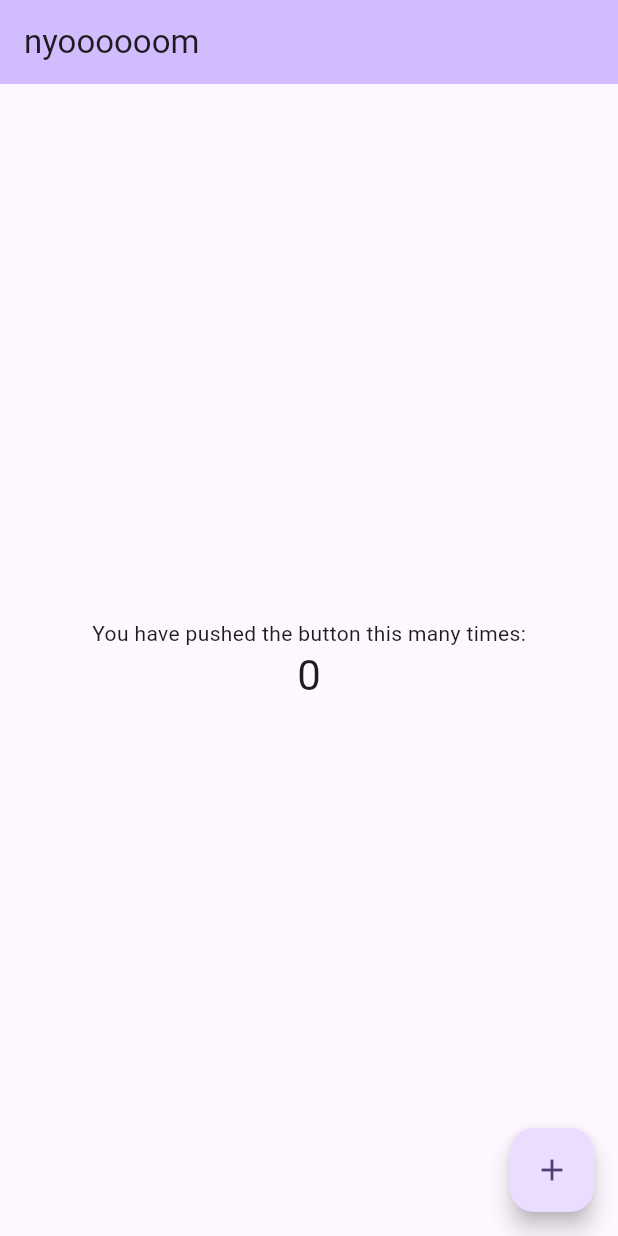
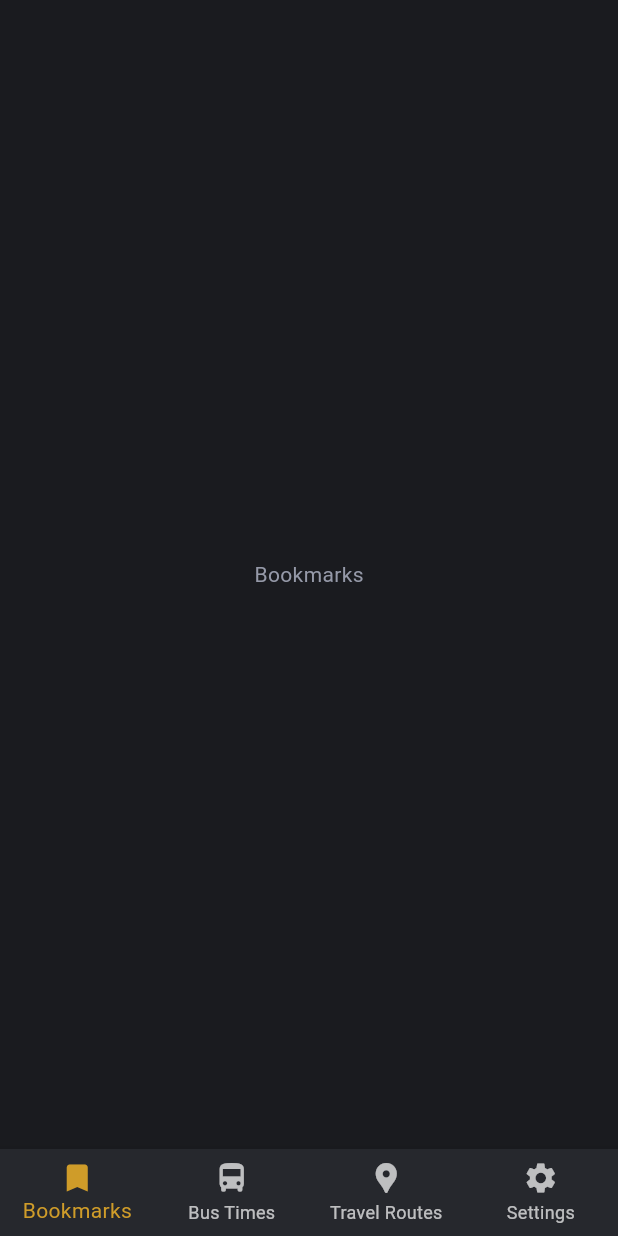
Before and after one commit to bryrybry/nyoom, a Flutter app: the screen it shows after launch, on a phone screen of 412 x 824 dp. Run offline on Flutter 3.47's test engine with Material 3 defaults, Android fonts, the phone set to English and light mode, and no system bars; project files that could hold a hidden picture were left out.

Commit message:
4 main pages & color themes

```diff
--- a/lib/main.dart
+++ b/lib/main.dart
@@ -1,4 +1,9 @@
 import 'package:flutter/material.dart';
+import 'package:nyoom/themes/colors.dart';
+import 'package:nyoom/pages/bookmarks/bookmarks.dart';
+import 'package:nyoom/pages/bus_times/bus_times.dart';
+import 'package:nyoom/pages/travel_routes/travel_routes.dart';
+import 'package:nyoom/pages/settings/settings.dart';
 
 void main() {
   runApp(const MyApp());
@@ -7,116 +12,107 @@ void main() {
 class MyApp extends StatelessWidget {
   const MyApp({super.key});
 
-  // This widget is the root of your application.
   @override
   Widget build(BuildContext context) {
     return MaterialApp(
-      title: 'Flutter Demo',
+      title: 'Nyoom',
       theme: ThemeData(
-        // This is the theme of your application.
-        //
-        // TRY THIS: Try running your application with "flutter run". You'll see
-        // the application has a purple toolbar. Then, without quitting the app,
-        // try changing the seedColor in the colorScheme below to Colors.green
-        // and then invoke "hot reload" (save your changes or press the "hot
-        // reload" button in a Flutter-supported IDE, or press "r" if you used
-        // the command line to start the app).
-        //
-        // Notice that the counter didn't reset back to zero; the application
-        // state is not lost during the reload. To reset the state, use hot
-        // restart instead.
-        //
-        // This works for code too, not just values: Most code changes can be
-        // tested with just a hot reload.
-        colorScheme: ColorScheme.fromSeed(seedColor: Colors.deepPurple),
+        brightness: Brightness.light,
+        scaffoldBackgroundColor: AppColors.mainBackgroundLight,
+        colorScheme: ColorScheme.light(
+          primary: AppColors.nyoomYellowLight,
+          onPrimary: AppColors.white,
+          secondary: AppColors.nyoomBlue,
+          onSecondary: AppColors.white,
+          tertiary: AppColors.nyoomGreen,
+          onTertiary: AppColors.white,
+          surface: AppColors.buttonPanelLight,
+          onSurface: AppColors.hintGrayLight,
+          error: AppColors.errorRed,
+          onError: AppColors.white,
+          outline: AppColors.darkGrayLight,
+        ),
       ),
-      home: const MyHomePage(title: 'nyoooooom'),
+      darkTheme: ThemeData(
+        brightness: Brightness.dark,
+        scaffoldBackgroundColor: AppColors.mainBackgroundDark,
+        colorScheme: ColorScheme.dark(
+          primary: AppColors.mainBackgroundDark,
+          onPrimary: AppColors.nyoomYellowDark,
+          secondary: AppColors.mainBackgroundDark,
+          onSecondary: AppColors.nyoomBlue,
+          tertiary: AppColors.mainBackgroundDark,
+          onTertiary: AppColors.nyoomGreen,
+          surface: AppColors.buttonPanelDark,
+          onSurface: AppColors.hintGrayDark,
+          error: AppColors.errorRed,
+          onError: AppColors.white,
+          outline: AppColors.darkGrayDark,
+        ),
+      ),
+      themeMode: ThemeMode.dark,
+      home: const Main(),
     );
   }
 }
 
-class MyHomePage extends StatefulWidget {
-  const MyHomePage({super.key, required this.title});
-
-  // This widget is the home page of your application. It is stateful, meaning
-  // that it has a State object (defined below) that contains fields that affect
-  // how it looks.
-
-  // This class is the configuration for the state. It holds the values (in this
-  // case the title) provided by the parent (in this case the App widget) and
-  // used by the build method of the State. Fields in a Widget subclass are
-  // always marked "final".
-
-  final String title;
+class Main extends StatefulWidget {
+  const Main({super.key});
 
   @override
-  State<MyHomePage> createState() => _MyHomePageState();
+  State<Main> createState() => _MainPageState();
 }
 
-class _MyHomePageState extends State<MyHomePage> {
-  int _counter = 0;
+class _MainPageState extends State<Main> {
+  int _currentIndex = 0;
 
-  void _incrementCounter() {
+  final List<Widget> _pages = const [
+    Bookmarks(),
+    BusTimes(),
+    TravelRoutes(),
+    Settings(),
+  ];
+    final List<Color> _pageColors = const [
+    AppColors.nyoomYellowLight,
+    AppColors.nyoomBlue,
+    AppColors.nyoomGreen,
+    AppColors.darkGrayLight,
+  ];
+
+  void _onTabTapped(int index) {
     setState(() {
-      // This call to setState tells the Flutter framework that something has
-      // changed in this State, which causes it to rerun the build method below
-      // so that the display can reflect the updated values. If we changed
-      // _counter without calling setState(), then the build method would not be
-      // called again, and so nothing would appear to happen.
-      _counter++;
+      _currentIndex = index;
     });
   }
 
   @override
   Widget build(BuildContext context) {
-    // This method is rerun every time setState is called, for instance as done
-    // by the _incrementCounter method above.
-    //
-    // The Flutter framework has been optimized to make rerunning build methods
-    // fast, so that you can just rebuild anything that needs updating rather
-    // than having to individually change instances of widgets.
     return Scaffold(
-      appBar: AppBar(
-        // TRY THIS: Try changing the color here to a specific color (to
-        // Colors.amber, perhaps?) and trigger a hot reload to see the AppBar
-        // change color while the other colors stay the same.
-        backgroundColor: Theme.of(context).colorScheme.inversePrimary,
-        // Here we take the value from the MyHomePage object that was created by
-        // the App.build method, and use it to set our appbar title.
-        title: Text(widget.title),
+      body: _pages[_currentIndex],
+      bottomNavigationBar: BottomNavigationBar(
+        currentIndex: _currentIndex,
+        selectedItemColor: _pageColors[_currentIndex],
+        onTap: _onTabTapped,
+        type: BottomNavigationBarType.fixed,
+        items: const [
+          BottomNavigationBarItem(
+            icon: Icon(Icons.bookmark),
+            label: 'Bookmarks',
+          ),
+          BottomNavigationBarItem(
+            icon: Icon(Icons.directions_bus),
+            label: 'Bus Times',
+          ),
+          BottomNavigationBarItem(
+            icon: Icon(Icons.location_pin),
+            label: 'Travel Routes'
+          ),
+          BottomNavigationBarItem(
+            icon: Icon(Icons.settings),
+            label: 'Settings',
+          ),
+        ],
       ),
-      body: Center(
-        // Center is a layout widget. It takes a single child and positions it
-        // in the middle of the parent.
-        child: Column(
-          // Column is also a layout widget. It takes a list of children and
-          // arranges them vertically. By default, it sizes itself to fit its
-          // children horizontally, and tries to be as tall as its parent.
-          //
-          // Column has various properties to control how it sizes itself and
-          // how it positions its children. Here we use mainAxisAlignment to
-          // center the children vertically; the main axis here is the vertical
-          // axis because Columns are vertical (the cross axis would be
-          // horizontal).
-          //
-          // TRY THIS: Invoke "debug painting" (choose the "Toggle Debug Paint"
-          // action in the IDE, or press "p" in the console), to see the
-          // wireframe for each widget.
-          mainAxisAlignment: MainAxisAlignment.center,
-          children: <Widget>[
-            const Text('You have pushed the button this many times:'),
-            Text(
-              '$_counter',
-              style: Theme.of(context).textTheme.headlineMedium,
-            ),
-          ],
-        ),
-      ),
-      floatingActionButton: FloatingActionButton(
-        onPressed: _incrementCounter,
-        tooltip: 'Increment',
-        child: const Icon(Icons.add),
-      ), // This trailing comma makes auto-formatting nicer for build methods.
     );
   }
 }
--- /dev/null
+++ b/lib/pages/bookmarks/bookmarks.dart
@@ -0,0 +1,19 @@
+import 'package:flutter/material.dart';
+
+class Bookmarks extends StatefulWidget {
+  const Bookmarks({super.key});
+
+  @override
+  State<Bookmarks> createState() => _BookmarksState();
+}
+
+class _BookmarksState extends State<Bookmarks> {
+  @override
+  Widget build(BuildContext context) {
+    return Center(
+      child: Text(
+        'Bookmarks',
+      ),
+    );
+  }
+}
--- /dev/null
+++ b/lib/pages/bus_times/bus_times.dart
@@ -0,0 +1,19 @@
+import 'package:flutter/material.dart';
+
+class BusTimes extends StatefulWidget {
+  const BusTimes({super.key});
+
+  @override
+  State<BusTimes> createState() => _BookmarksState();
+}
+
+class _BookmarksState extends State<BusTimes> {
+  @override
+  Widget build(BuildContext context) {
+    return Center(
+      child: Text(
+        'BusTimes',
+      ),
+    );
+  }
+}
--- /dev/null
+++ b/lib/pages/settings/settings.dart
@@ -0,0 +1,19 @@
+import 'package:flutter/material.dart';
+
+class Settings extends StatefulWidget {
+  const Settings({super.key});
+
+  @override
+  State<Settings> createState() => _BookmarksState();
+}
+
+class _BookmarksState extends State<Settings> {
+  @override
+  Widget build(BuildContext context) {
+    return Center(
+      child: Text(
+        'Settings',
+      ),
+    );
+  }
+}
--- /dev/null
+++ b/lib/pages/travel_routes/travel_routes.dart
@@ -0,0 +1,19 @@
+import 'package:flutter/material.dart';
+
+class TravelRoutes extends StatefulWidget {
+  const TravelRoutes({super.key});
+
+  @override
+  State<TravelRoutes> createState() => _BookmarksState();
+}
+
+class _BookmarksState extends State<TravelRoutes> {
+  @override
+  Widget build(BuildContext context) {
+    return Center(
+      child: Text(
+        'TravelRoutes',
+      ),
+    );
+  }
+}
--- /dev/null
+++ b/lib/themes/colors.dart
@@ -0,0 +1,37 @@
+import 'package:flutter/material.dart';
+
+class AppColors {
+  // LIGHT THEME
+  static const Color nyoomYellowLight = Color(0xFFCF9C29);
+  static const Color hintGrayLight = Color(0xFF575E6A);
+  static const Color buttonPanelLight = Color(0xFFD2D5D9);
+  static const Color backgroundPanelLight = Color(0xFFDCDDE0);
+  static const Color mainBackgroundLight = Color(0xFFE0E1E5);
+  static const Color navBarPanelLight = Color(0xFFDADDE0);
+  static const Color darkGrayLight = Color(0xFFBDC1C8);
+  static const Color buttonPanelPressedLight = Color(0xFFDADCDF);
+
+  // DARK THEME
+  static const Color nyoomYellowDark = Color(0xFFF2B938);
+  static const Color hintGrayDark = Color(0xFF9599A8);
+  static const Color buttonPanelDark = Color(0xFF26282D);
+  static const Color backgroundPanelDark = Color(0xFF1F2023);
+  static const Color mainBackgroundDark = Color(0xFF1A1B1F);
+  static const Color navBarPanelDark = Color(0xFF1F2025);
+  static const Color darkGrayDark = Color(0xFF373942);
+  static const Color buttonPanelPressedDark = Color(0xFF202125);
+
+  // UNIVERSAL
+  static const Color black = Color(0xFF000000);
+  static const Color white = Color(0xFFFFFFFF);
+  static const Color nyoomBlue = Color(0xFF197FAF);
+  static const Color nyoomGreen = Color(0xFF69B765);
+  static const Color nyoomLightYellow = Color(0xFFFAE5B2);
+  static const Color nyoomLightBlue = Color(0xFFB8E1F5);
+  static const Color nyoomLightGreen = Color(0xFFC9E5C8);
+  static const Color nyoomDarkYellow = Color(0xFF4D3805);
+  static const Color nyoomDarkBlue = Color(0xFF0A3347);
+  static const Color nyoomDarkGreen = Color(0xFF1A371A);
+  static const Color errorRed = Color(0xFFF44336);
+  static const Color transparent = Color(0x00000000);
+}
```
